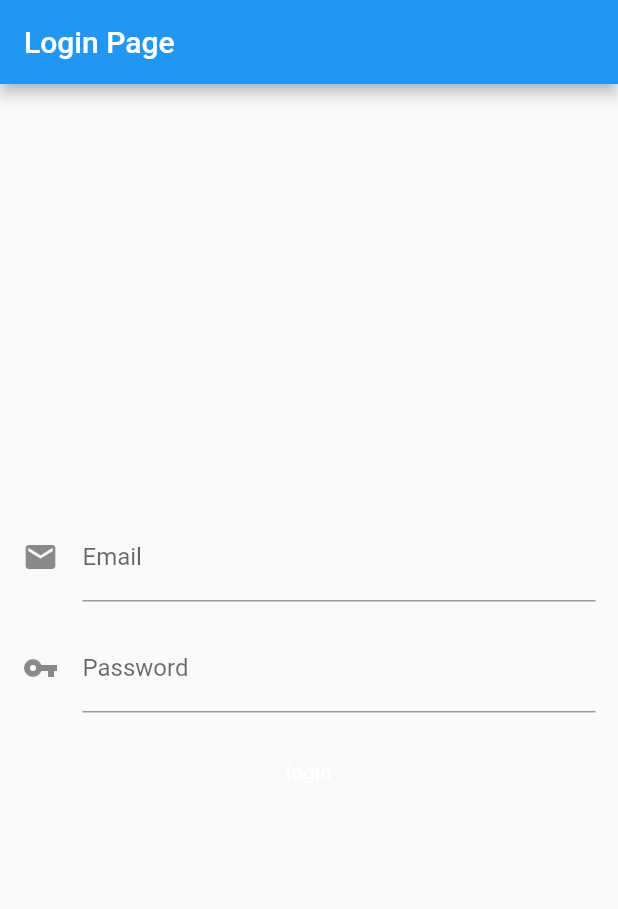
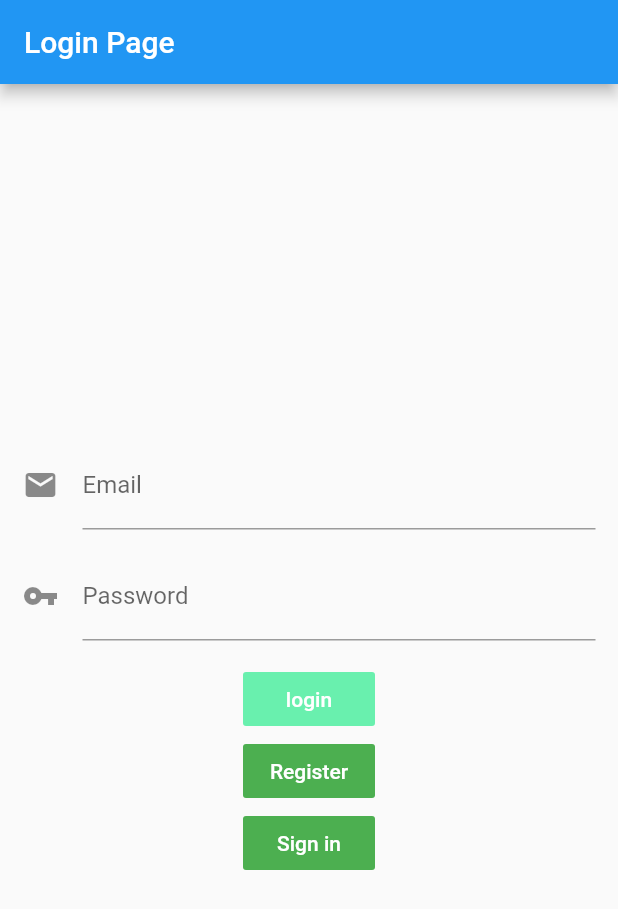
Before and after one commit to borispacex/geofood_flutter, a Flutter app: the screen it shows after launch, on a phone screen of 412 x 824 dp. Shown: the top 909 px of the screen. Run offline on Flutter 3.47's test engine with Material 2 defaults, Android fonts, the phone set to English and light mode, and no system bars; our stand-ins replace firebase_auth; accounts and stored records are empty.

Commit message:
creando paginas .dart

```diff
--- a/lib/main.dart
+++ b/lib/main.dart
@@ -1,3 +1,4 @@
+import 'package:flutter/cupertino.dart';
 import 'package:flutter/material.dart';
 import 'package:firebase_auth/firebase_auth.dart';
 
@@ -68,12 +69,44 @@ class _LoginPageState extends State<LoginPage> {
                 FirebaseAuth.instance.signInWithEmailAndPassword(
                   email: _emailController.text,
                   password: _passwordController.text
-                )
+                ).then(
+                  (FirebaseUser user){
+                    Navigator.of(context).pushReplacement(CupertinoPageRoute(
+                      builder: (context) => Google_Page(),
+                    ));
+                  }
+                ).catchError(
+                  (e){
+                    print(e);
+                  }
+                );
               },
-            )
+            ),
+            FlatButton(
+              child: Text('Register'),
+              color: Colors.green,
+              textColor: Colors.white,
+              onPressed: () => _pushPage(context, RegisterPage()),
+            ),
+            VerticalDivider(),
+            FlatButton(
+              child: Text('Sign in'),
+              color: Colors.green,
+              textColor: Colors.white,
+              onPressed: () => _pushPage(context, SignInPage()),
+            ),
           ],
         ),
       ),
     );
   }
 }
+// funcion para ir a una pagina luego de presionar
+void _pushPage(BuildContext context, Widget page){
+  Navigator.of(context).push(
+    MaterialPageRoute<void>(
+      builder: (_) => page
+    ),
+
+  )
+}
```
Also changed, not shown: lib/emailPage.dart (added), lib/googlePage.dart (added), lib/register_page.dart (added), lib/signin_page.dart (added).
